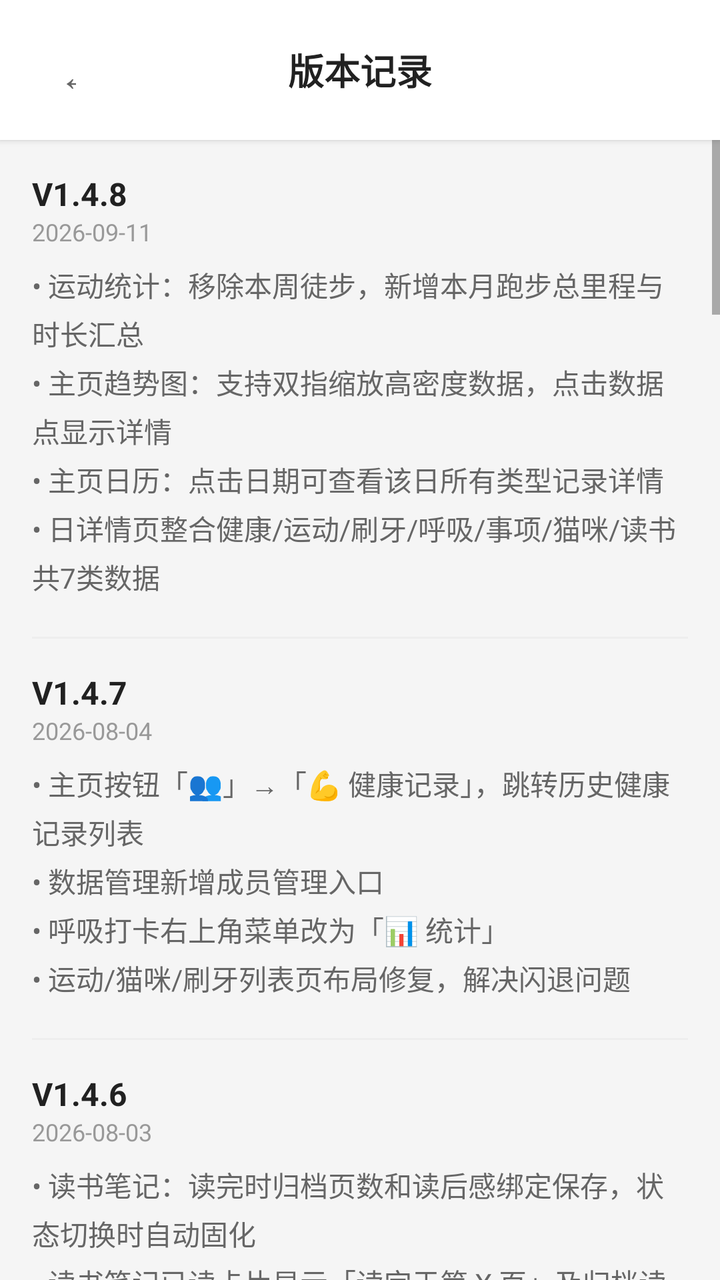
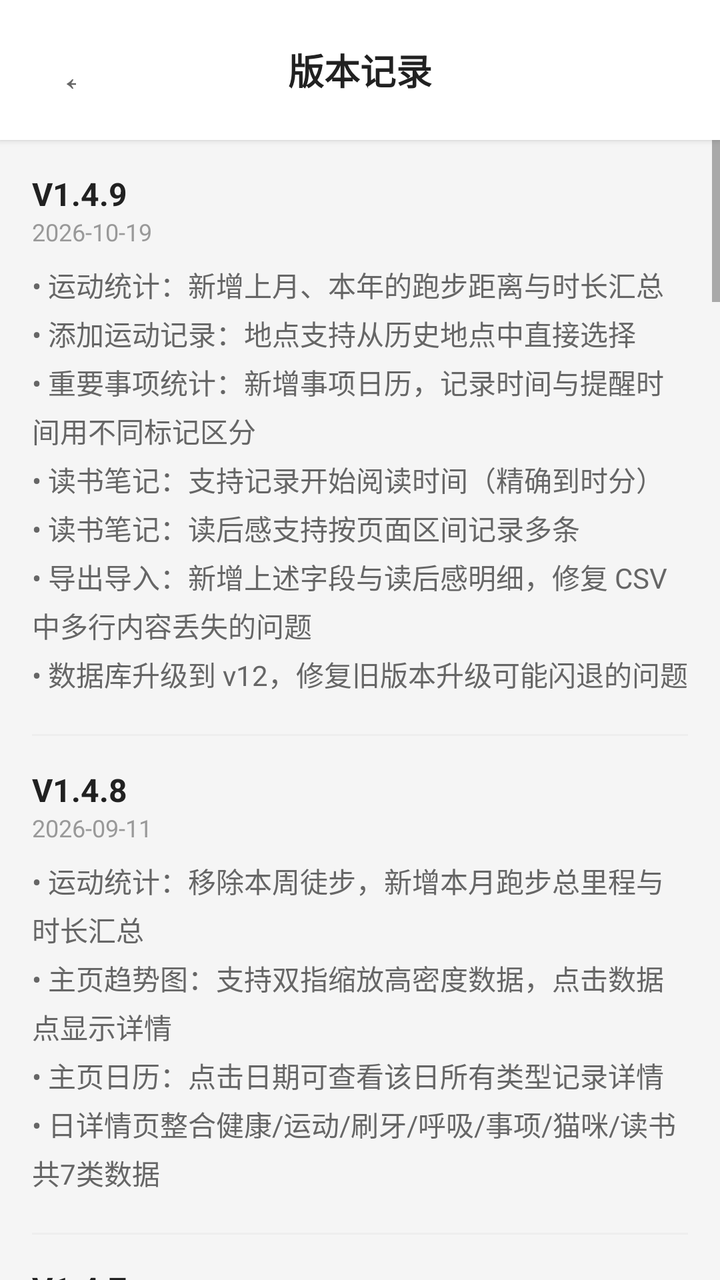

Compare the two renders of this Android layout. The source of the first and the diff that turns it into the second are given below.
<!-- AndroidManifest.xml: application theme Theme.HealthRecorder -->
<!-- res/layout/activity_version_history.xml -->
<?xml version="1.0" encoding="utf-8"?>
<LinearLayout xmlns:android="http://schemas.android.com/apk/res/android"
    android:layout_width="match_parent"
    android:layout_height="match_parent"
    android:orientation="vertical"
    android:background="#F5F5F5">

    
    <LinearLayout
        android:layout_width="match_parent"
        android:layout_height="wrap_content"
        android:orientation="horizontal"
        android:paddingHorizontal="12dp"
        android:paddingVertical="14dp"
        android:background="#FFFFFF"
        android:elevation="2dp"
        android:gravity="center_vertical">
        <Button
            android:id="@+id/btnBack"
            android:layout_width="42dp"
            android:layout_height="42dp"
            android:background="@android:color/transparent"
            android:text="←"
            android:textSize="20sp"
            android:textColor="#666666"/>
        <TextView
            android:layout_width="0dp"
            android:layout_height="wrap_content"
            android:layout_weight="1"
            android:text="版本记录"
            android:textSize="18sp"
            android:textColor="#212121"
            android:textStyle="bold"
            android:gravity="center"/>
        <View
            android:layout_width="42dp"
            android:layout_height="42dp"/>
    </LinearLayout>

    <ScrollView
        android:layout_width="match_parent"
        android:layout_height="match_parent">
        <LinearLayout
            android:layout_width="match_parent"
            android:layout_height="wrap_content"
            android:orientation="vertical"
            android:padding="16dp">

            <TextView
                android:layout_width="wrap_content"
                android:layout_height="wrap_content"
                android:text="V1.4.8"
                android:textSize="16sp"
                android:textColor="#212121"
                android:textStyle="bold"/>
            <TextView
                android:layout_width="wrap_content"
                android:layout_height="wrap_content"
                android:text="2026-09-11"
                android:textSize="12sp"
                android:textColor="#999999"
                android:layout_marginBottom="8dp"/>
            <TextView
                android:layout_width="wrap_content"
                android:layout_height="wrap_content"
                android:text="• 运动统计：移除本周徒步，新增本月跑步总里程与时长汇总\n• 主页趋势图：支持双指缩放高密度数据，点击数据点显示详情\n• 主页日历：点击日期可查看该日所有类型记录详情\n• 日详情页整合健康/运动/刷牙/呼吸/事项/猫咪/读书共7类数据"
                android:textSize="14sp"
                android:textColor="#666666"
                android:lineSpacingExtra="4dp"
                android:layout_marginBottom="20dp"/>

            <View
                android:layout_width="match_parent"
                android:layout_height="1dp"
                android:background="#EEEEEE"
                android:layout_marginBottom="16dp"/>

            <TextView
                android:layout_width="wrap_content"
                android:layout_height="wrap_content"
                android:text="V1.4.7"
                android:textSize="16sp"
                android:textColor="#212121"
                android:textStyle="bold"/>
            <TextView
                android:layout_width="wrap_content"
                android:layout_height="wrap_content"
                android:text="2026-08-04"
                android:textSize="12sp"
                android:textColor="#999999"
                android:layout_marginBottom="8dp"/>
            <TextView
                android:layout_width="wrap_content"
                android:layout_height="wrap_content"
                android:text="• 主页按钮「👥」→「💪 健康记录」，跳转历史健康记录列表\n• 数据管理新增成员管理入口\n• 呼吸打卡右上角菜单改为「📊 统计」\n• 运动/猫咪/刷牙列表页布局修复，解决闪退问题"
                android:textSize="14sp"
                android:textColor="#666666"
                android:lineSpacingExtra="4dp"
                android:layout_marginBottom="20dp"/>

            <View
                android:layout_width="match_parent"
                android:layout_height="1dp"
                android:background="#EEEEEE"
                android:layout_marginBottom="16dp"/>

            <TextView
                android:layout_width="wrap_content"
                android:layout_height="wrap_content"
                android:text="V1.4.6"
                android:textSize="16sp"
                android:textColor="#212121"
                android:textStyle="bold"/>
            <TextView
                android:layout_width="wrap_content"
                android:layout_height="wrap_content"
                android:text="2026-08-03"
                android:textSize="12sp"
                android:textColor="#999999"
                android:layout_marginBottom="8dp"/>
            <TextView
                android:layout_width="wrap_content"
                android:layout_height="wrap_content"
                android:text="• 读书笔记：读完时归档页数和读后感绑定保存，状态切换时自动固化\n• 读书笔记已读卡片显示「读完于第 X 页」及归档读后感\n• 读书笔记新增 📊 数据统计入口（总/在读/已读/想读、均分、总页数）\n• 数据管理新增数据重置功能（双重确认）\n• 数据库升级至 v11"
                android:textSize="14sp"
                android:textColor="#666666"
                android:lineSpacingExtra="4dp"
                android:layout_marginBottom="20dp"/>

            <View
                android:layout_width="match_parent"
                android:layout_height="1dp"
                android:background="#EEEEEE"
                android:layout_marginBottom="16dp"/>

            <TextView
                android:layout_width="wrap_content"
                android:layout_height="wrap_content"
                android:text="V1.4.5"
                android:textSize="16sp"
                android:textColor="#212121"
                android:textStyle="bold"/>
            <TextView
                android:layout_width="wrap_content"
                android:layout_height="wrap_content"
                android:text="2026-08-03"
                android:textSize="12sp"
                android:textColor="#999999"
                android:layout_marginBottom="8dp"/>
            <TextView
                android:layout_width="wrap_content"
                android:layout_height="wrap_content"
                android:text="• 重要事项支持导入（修复解析逻辑：优先级/状态/重复类型支持中文）\n• 读书笔记支持导入（修复解析逻辑：读书状态支持中文）\n• 重要事项列表页新增 📊 统计入口（总事项数、待办/已完成/已取消分布、优先级/重复类型分布）\n• 主页今日健康记录展示上限调整为 3 条"
                android:textSize="14sp"
                android:textColor="#666666"
                android:lineSpacingExtra="4dp"
                android:layout_marginBottom="20dp"/>

            <View
                android:layout_width="match_parent"
                android:layout_height="1dp"
                android:background="#EEEEEE"
                android:layout_marginBottom="16dp"/>

            <TextView
                android:layout_width="wrap_content"
                android:layout_height="wrap_content"
                android:text="V1.4.4"
                android:textSize="16sp"
                android:textColor="#212121"
                android:textStyle="bold"/>
            <TextView
                android:layout_width="wrap_content"
                android:layout_height="wrap_content"
                android:text="2026-07-31"
                android:textSize="12sp"
                android:textColor="#999999"
                android:layout_marginBottom="8dp"/>
            <TextView
                android:layout_width="wrap_content"
                android:layout_height="wrap_content"
                android:text="• 导出/导入支持呼吸打卡、重要事项、读书笔记、猫粮记录（共9种数据段）\n• 猫菜单优化：移除编辑/删除按钮，新增「统计」按钮一键跳转统计页\n• 主页日历最后一排对齐修复\n• 主页体重趋势图兼容修复（ColorOS设备崩溃修复）"
                android:textSize="14sp"
                android:textColor="#666666"
                android:lineSpacingExtra="4dp"
                android:layout_marginBottom="20dp"/>

            <View
                android:layout_width="match_parent"
                android:layout_height="1dp"
                android:background="#EEEEEE"
                android:layout_marginBottom="16dp"/>

            <TextView
                android:layout_width="wrap_content"
                android:layout_height="wrap_content"
                android:text="V1.4.0"
                android:textSize="16sp"
                android:textColor="#212121"
                android:textStyle="bold"/>
            <TextView
                android:layout_width="wrap_content"
                android:layout_height="wrap_content"
                android:text="2026-07-27"
                android:textSize="12sp"
                android:textColor="#999999"
                android:layout_marginBottom="8dp"/>
            <TextView
                android:layout_width="wrap_content"
                android:layout_height="wrap_content"
                android:text="• 新增呼吸打卡模块（呼吸时长、评分星级、打卡模式）\n• 新增重要事项模块（提醒设置、优先级、重复类型）\n• 新增读书笔记模块（阅读进度、星级评分、读书状态）\n• 主页新增体重+运动量趋势曲线图\n• 主页新增日历视图（有数据日期标记绿色圆点）\n• 架构升级：HealthRepository 单例代理全部 CRUD，数据层统一入口"
                android:textSize="14sp"
                android:textColor="#666666"
                android:lineSpacingExtra="4dp"
                android:layout_marginBottom="20dp"/>

            <View
                android:layout_width="match_parent"
                android:layout_height="1dp"
                android:background="#EEEEEE"
                android:layout_marginBottom="16dp"/>

            <TextView
                android:layout_width="wrap_content"
                android:layout_height="wrap_content"
                android:text="V1.3.2"
                android:textSize="16sp"
                android:textColor="#212121"
                android:textStyle="bold"/>
            <TextView
                android:layout_width="wrap_content"
                android:layout_height="wrap_content"
                android:text="2026-07-24"
                android:textSize="12sp"
                android:textColor="#999999"
                android:layout_marginBottom="8dp"/>
            <TextView
                android:layout_width="wrap_content"
                android:layout_height="wrap_content"
                android:text="• 主页历史记录列表 UI 优化：日期改为相对格式（今天/昨天/MM-dd）+ 时间显示、左侧状态色条（绿色正常/橙色偏高/红色异常）、体重 18sp 加粗主视觉、行高收紧\n• 体重等健康数据显示从 1 位小数提升为 2 位小数"
                android:textSize="14sp"
                android:textColor="#666666"
                android:lineSpacingExtra="4dp"
                android:layout_marginBottom="20dp"/>

            <View
                android:layout_width="match_parent"
                android:layout_height="1dp"
                android:background="#EEEEEE"
                android:layout_marginBottom="16dp"/>

            <TextView
                android:layout_width="wrap_content"
                android:layout_height="wrap_content"
                android:text="V1.3.1"
                android:textSize="16sp"
                android:textColor="#212121"
                android:textStyle="bold"/>
            <TextView
                android:layout_width="wrap_content"
                android:layout_height="wrap_content"
                android:text="2026-07-24"
                android:textSize="12sp"
                android:textColor="#999999"
                android:layout_marginBottom="8dp"/>
            <TextView
                android:layout_width="wrap_content"
                android:layout_height="wrap_content"
                android:text="• 修复运动记录添加时提示「保存失败」的BUG（数据库版本号遗漏导致旧库缺少 location 字段）"
                android:textSize="14sp"
                android:textColor="#666666"
                android:lineSpacingExtra="4dp"
                android:layout_marginBottom="20dp"/>

            <View
                android:layout_width="match_parent"
                android:layout_height="1dp"
                android:background="#EEEEEE"
                android:layout_marginBottom="16dp"/>

            <TextView
                android:layout_width="wrap_content"
                android:layout_height="wrap_content"
                android:text="V1.3"
                android:textSize="16sp"
                android:textColor="#212121"
                android:textStyle="bold"/>
            <TextView
                android:layout_width="wrap_content"
                android:layout_height="wrap_content"
                android:text="2026-07-23"
                android:textSize="12sp"
                android:textColor="#999999"
                android:layout_marginBottom="8dp"/>
            <TextView
                android:layout_width="wrap_content"
                android:layout_height="wrap_content"
                android:text="• 主页顶部按钮统一五等分（猫拉屎 / 猫刷牙 / 运动 / 成员 / 版本），文字不换行
• 主页FAB独立可拖拽，绿色50%透明度，拖动不越界消失
• 刷牙统计改为「本月刷牙次数」和「本年累计刷牙」两个汇总卡
• 运动记录新增「运动地点」字段，支持导出和导入"
                android:textSize="14sp"
                android:textColor="#666666"
                android:lineSpacingExtra="4dp"
                android:layout_marginBottom="20dp"/>

            <View
                android:layout_width="match_parent"
                android:layout_height="1dp"
                android:background="#EEEEEE"
                android:layout_marginBottom="16dp"/>

            <TextView
                android:layout_width="wrap_content"
                android:layout_height="wrap_content"
                android:text="V1.2.4.5"
                android:textSize="16sp"
                android:textColor="#212121"
                android:textStyle="bold"/>
            <TextView
                android:layout_width="wrap_content"
                android:layout_height="wrap_content"
                android:text="2026-07-14"
                android:textSize="12sp"
                android:textColor="#999999"
                android:layout_marginBottom="8dp"/>
            <TextView
                android:layout_width="wrap_content"
                android:layout_height="wrap_content"
                android:text="• 刷牙记录支持点击编辑和删除\n• 运动记录支持点击编辑和删除\n• 猫咪如厕新增如厕意愿（如主动叫唤/被动抱走/甩屎）和如厕过程（进盆就拉/进进出出再拉/进盆再逃走）标签\n• 主界面一级菜单改名为「猫拉屎」和「猫刷牙」"
                android:textSize="14sp"
                android:textColor="#666666"
                android:lineSpacingExtra="4dp"
                android:layout_marginBottom="20dp"/>

            <View
                android:layout_width="match_parent"
                android:layout_height="1dp"
                android:background="#EEEEEE"
                android:layout_marginBottom="16dp"/>
            <TextView
                android:layout_width="wrap_content"
                android:layout_height="wrap_content"
                android:text="V1.2.4.4"
                android:textSize="16sp"
                android:textColor="#212121"
                android:textStyle="bold"/>
            <TextView
                android:layout_width="wrap_content"
                android:layout_height="wrap_content"
                android:text="2026-07-13"
                android:textSize="12sp"
                android:textColor="#999999"
                android:layout_marginBottom="8dp"/>
            <TextView
                android:layout_width="wrap_content"
                android:layout_height="wrap_content"
                android:text="• 猫咪如厕记录支持删除（编辑页带确认对话框）"
                android:textSize="14sp"
                android:textColor="#666666"
                android:lineSpacingExtra="4dp"
                android:layout_marginBottom="20dp"/>

            <View
                android:layout_width="match_parent"
                android:layout_height="1dp"
                android:background="#EEEEEE"
                android:layout_marginBottom="16dp"/>

            <TextView
                android:layout_width="wrap_content"
                android:layout_height="wrap_content"
                android:text="V1.2.4.3"
                android:textSize="16sp"
                android:textColor="#212121"
                android:textStyle="bold"/>
            <TextView
                android:layout_width="wrap_content"
                android:layout_height="wrap_content"
                android:text="2026-07-13"
                android:textSize="12sp"
                android:textColor="#999999"
                android:layout_marginBottom="8dp"/>
            <TextView
                android:layout_width="wrap_content"
                android:layout_height="wrap_content"
                android:text="• 猫咪如厕记录列表显示为所属成员（彩色标签）\n• 猫咪如厕记录支持点击编辑修改\n• 修复导入后数量/成员显示问题"
                android:textSize="14sp"
                android:textColor="#666666"
                android:lineSpacingExtra="4dp"
                android:layout_marginBottom="20dp"/>

            <View
                android:layout_width="match_parent"
                android:layout_height="1dp"
                android:background="#EEEEEE"
                android:layout_marginBottom="16dp"/>

            <TextView
                android:layout_width="wrap_content"
                android:layout_height="wrap_content"
                android:text="V1.2.4.2"
                android:textSize="16sp"
                android:textColor="#212121"
                android:textStyle="bold"/>
            <TextView
                android:layout_width="wrap_content"
                android:layout_height="wrap_content"
                android:text="2026-07-13"
                android:textSize="12sp"
                android:textColor="#999999"
                android:layout_marginBottom="8dp"/>
            <TextView
                android:layout_width="wrap_content"
                android:layout_height="wrap_content"
                android:text="• 修复导入数据后猫咪模块闪退（评分标签背景缺失导致空指针）\n• 修复猫咪名显示错误、导入粪便数量丢失"
                android:textSize="14sp"
                android:textColor="#666666"
                android:lineSpacingExtra="4dp"
                android:layout_marginBottom="20dp"/>

            <View
                android:layout_width="match_parent"
                android:layout_height="1dp"
                android:background="#EEEEEE"
                android:layout_marginBottom="16dp"/>

            <TextView
                android:layout_width="wrap_content"
                android:layout_height="wrap_content"
                android:text="V1.2.4.1"
                android:textSize="16sp"
                android:textColor="#212121"
                android:textStyle="bold"/>
            <TextView
                android:layout_width="wrap_content"
                android:layout_height="wrap_content"
                android:text="2026-07-13"
                android:textSize="12sp"
                android:textColor="#999999"
                android:layout_marginBottom="8dp"/>
            <TextView
                android:layout_width="wrap_content"
                android:layout_height="wrap_content"
                android:text="• 修复全新安装后猫咪/刷牙/运动模块闪退问题\n• （onCreate 遗漏建表导致查询失败）"
                android:textSize="14sp"
                android:textColor="#666666"
                android:lineSpacingExtra="4dp"
                android:layout_marginBottom="20dp"/>

            <View
                android:layout_width="match_parent"
                android:layout_height="1dp"
                android:background="#EEEEEE"
                android:layout_marginBottom="16dp"/>

            <TextView
                android:layout_width="wrap_content"
                android:layout_height="wrap_content"
                android:text="V1.2.4"
                android:textSize="16sp"
                android:textColor="#212121"
                android:textStyle="bold"/>
            <TextView
                android:layout_width="wrap_content"
                android:layout_height="wrap_content"
                android:text="2026-07-13"
                android:textSize="12sp"
                android:textColor="#999999"
                android:layout_marginBottom="8dp"/>
            <TextView
                android:layout_width="wrap_content"
                android:layout_height="wrap_content"
                android:text="• 修复数据库升级顺序导致的闪退问题\n• 数据导入/导出支持猫咪/刷牙/运动记录\n• 向前兼容旧版备份文件"
                android:textSize="14sp"
                android:textColor="#666666"
                android:lineSpacingExtra="4dp"
                android:layout_marginBottom="20dp"/>

            <View
                android:layout_width="match_parent"
                android:layout_height="1dp"
                android:background="#EEEEEE"
                android:layout_marginBottom="16dp"/>

            <TextView
                android:layout_width="wrap_content"
                android:layout_height="wrap_content"
                android:text="V1.2.3"
                android:textSize="16sp"
                android:textColor="#212121"
                android:textStyle="bold"/>
            <TextView
                android:layout_width="wrap_content"
                android:layout_height="wrap_content"
                android:text="2026-07-13"
                android:textSize="12sp"
                android:textColor="#999999"
                android:layout_marginBottom="8dp"/>
            <TextView
                android:layout_width="wrap_content"
                android:layout_height="wrap_content"
                android:text="• 猫咪如厕记录新增粪便数量指标\n• 主页右上角新增版本记录入口"
                android:textSize="14sp"
                android:textColor="#666666"
                android:lineSpacingExtra="4dp"
                android:layout_marginBottom="20dp"/>

            <View
                android:layout_width="match_parent"
                android:layout_height="1dp"
                android:background="#EEEEEE"
                android:layout_marginBottom="16dp"/>

            <TextView
                android:layout_width="wrap_content"
                android:layout_height="wrap_content"
                android:text="V1.2.2"
                android:textSize="16sp"
                android:textColor="#212121"
                android:textStyle="bold"/>
            <TextView
                android:layout_width="wrap_content"
                android:layout_height="wrap_content"
                android:text="2026-07-13"
                android:textSize="12sp"
                android:textColor="#999999"
                android:layout_marginBottom="8dp"/>
            <TextView
                android:layout_width="wrap_content"
                android:layout_height="wrap_content"
                android:text="• 猫咪记录改用成员选择\n• 新增如厕统计页面（距上次天数、间隔统计、评分分布）"
                android:textSize="14sp"
                android:textColor="#666666"
                android:lineSpacingExtra="4dp"
                android:layout_marginBottom="20dp"/>

            <View
                android:layout_width="match_parent"
                android:layout_height="1dp"
                android:background="#EEEEEE"
                android:layout_marginBottom="16dp"/>

            <TextView
                android:layout_width="wrap_content"
                android:layout_height="wrap_content"
                android:text="V1.2"
                android:textSize="16sp"
                android:textColor="#212121"
                android:textStyle="bold"/>
            <TextView
                android:layout_width="wrap_content"
                android:layout_height="wrap_content"
                android:text="2026-07-08"
                android:textSize="12sp"
                android:textColor="#999999"
                android:layout_marginBottom="8dp"/>
            <TextView
                android:layout_width="wrap_content"
                android:layout_height="wrap_content"
                android:text="• 新增猫咪如厕记录模块\n• 新增刷牙记录模块\n• 新增运动记录模块\n• 数据管理：导出/导入支持双段格式"
                android:textSize="14sp"
                android:textColor="#666666"
                android:lineSpacingExtra="4dp"
                android:layout_marginBottom="20dp"/>

            <View
                android:layout_width="match_parent"
                android:layout_height="1dp"
                android:background="#EEEEEE"
                android:layout_marginBottom="16dp"/>

            <TextView
                android:layout_width="wrap_content"
                android:layout_height="wrap_content"
                android:text="V1.1"
                android:textSize="16sp"
                android:textColor="#212121"
                android:textStyle="bold"/>
            <TextView
                android:layout_width="wrap_content"
                android:layout_height="wrap_content"
                android:text="2026-07-08"
                android:textSize="12sp"
                android:textColor="#999999"
                android:layout_marginBottom="8dp"/>
            <TextView
                android:layout_width="wrap_content"
                android:layout_height="wrap_content"
                android:text="• 多用户支持（成员管理、颜色标签）\n• 体重精度提升至小数点后两位\n• 数据导入/导出功能"
                android:textSize="14sp"
                android:textColor="#666666"
                android:lineSpacingExtra="4dp"
                android:layout_marginBottom="20dp"/>

            <View
                android:layout_width="match_parent"
                android:layout_height="1dp"
                android:background="#EEEEEE"
                android:layout_marginBottom="16dp"/>

            <TextView
                android:layout_width="wrap_content"
                android:layout_height="wrap_content"
                android:text="V1.0"
                android:textSize="16sp"
                android:textColor="#212121"
                android:textStyle="bold"/>
            <TextView
                android:layout_width="wrap_content"
                android:layout_height="wrap_content"
                android:text="2026-07-03"
                android:textSize="12sp"
                android:textColor="#999999"
                android:layout_marginBottom="8dp"/>
            <TextView
                android:layout_width="wrap_content"
                android:layout_height="wrap_content"
                android:text="• 健康记录基础功能（体重、血压）\n• 图表统计\n• 数据导出"
                android:textSize="14sp"
                android:textColor="#666666"
                android:lineSpacingExtra="4dp"/>

        </LinearLayout>
    </ScrollView>
</LinearLayout>
<!-- resources referenced by this layout -->
<resources>
  <style name="Theme.HealthRecorder" parent="Theme.MaterialComponents.Light.DarkActionBar">
          
          <item name="colorPrimary">@color/purple_500</item>
          <item name="colorPrimaryVariant">@color/purple_700</item>
          <item name="colorOnPrimary">@color/white</item>
          
          
          <item name="colorSecondary">@color/teal_200</item>
          <item name="colorSecondaryVariant">@color/teal_700</item>
          <item name="colorOnSecondary">@color/black</item>
          
          
          <item name="android:statusBarColor">?attr/colorPrimaryVariant</item>
          
          
      </style>
  <color name="purple_500">#9C27B0</color>
  <color name="purple_700">#7B1FA2</color>
  <color name="white">#FFFFFF</color>
  <color name="teal_200">#80CBC4</color>
  <color name="teal_700">#00796B</color>
  <color name="black">#000000</color>
</resources>

<!-- the commit's change to res/layout/activity_version_history.xml (unified diff, before → after) -->
@@ -49,6 +49,35 @@
             <TextView
                 android:layout_width="wrap_content"
                 android:layout_height="wrap_content"
+                android:text="V1.4.9"
+                android:textSize="16sp"
+                android:textColor="#212121"
+                android:textStyle="bold"/>
+            <TextView
+                android:layout_width="wrap_content"
+                android:layout_height="wrap_content"
+                android:text="2026-10-19"
+                android:textSize="12sp"
+                android:textColor="#999999"
+                android:layout_marginBottom="8dp"/>
+            <TextView
+                android:layout_width="wrap_content"
+                android:layout_height="wrap_content"
+                android:text="• 运动统计：新增上月、本年的跑步距离与时长汇总\n• 添加运动记录：地点支持从历史地点中直接选择\n• 重要事项统计：新增事项日历，记录时间与提醒时间用不同标记区分\n• 读书笔记：支持记录开始阅读时间（精确到时分）\n• 读书笔记：读后感支持按页面区间记录多条\n• 导出导入：新增上述字段与读后感明细，修复 CSV 中多行内容丢失的问题\n• 数据库升级到 v12，修复旧版本升级可能闪退的问题"
+                android:textSize="14sp"
+                android:textColor="#666666"
+                android:lineSpacingExtra="4dp"
+                android:layout_marginBottom="20dp"/>
+
+            <View
+                android:layout_width="match_parent"
+                android:layout_height="1dp"
+                android:background="#EEEEEE"
+                android:layout_marginBottom="16dp"/>
+
+            <TextView
+                android:layout_width="wrap_content"
+                android:layout_height="wrap_content"
                 android:text="V1.4.8"
                 android:textSize="16sp"
                 android:textColor="#212121"
